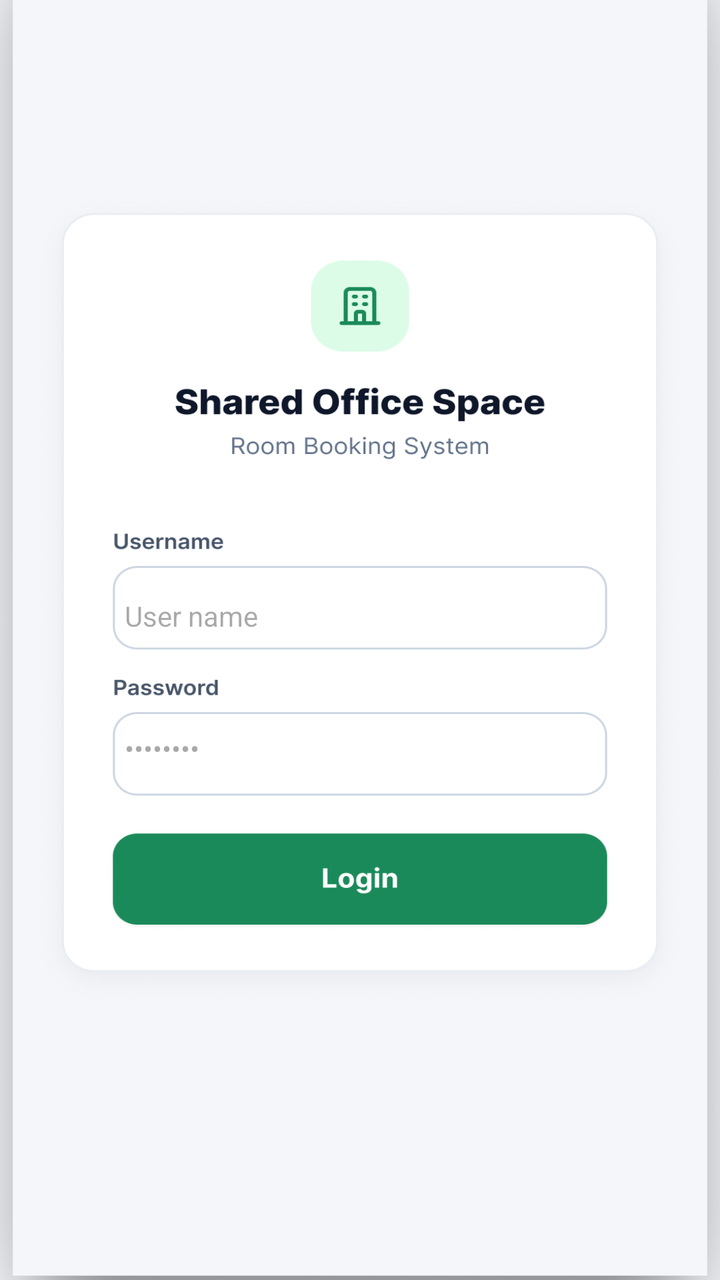
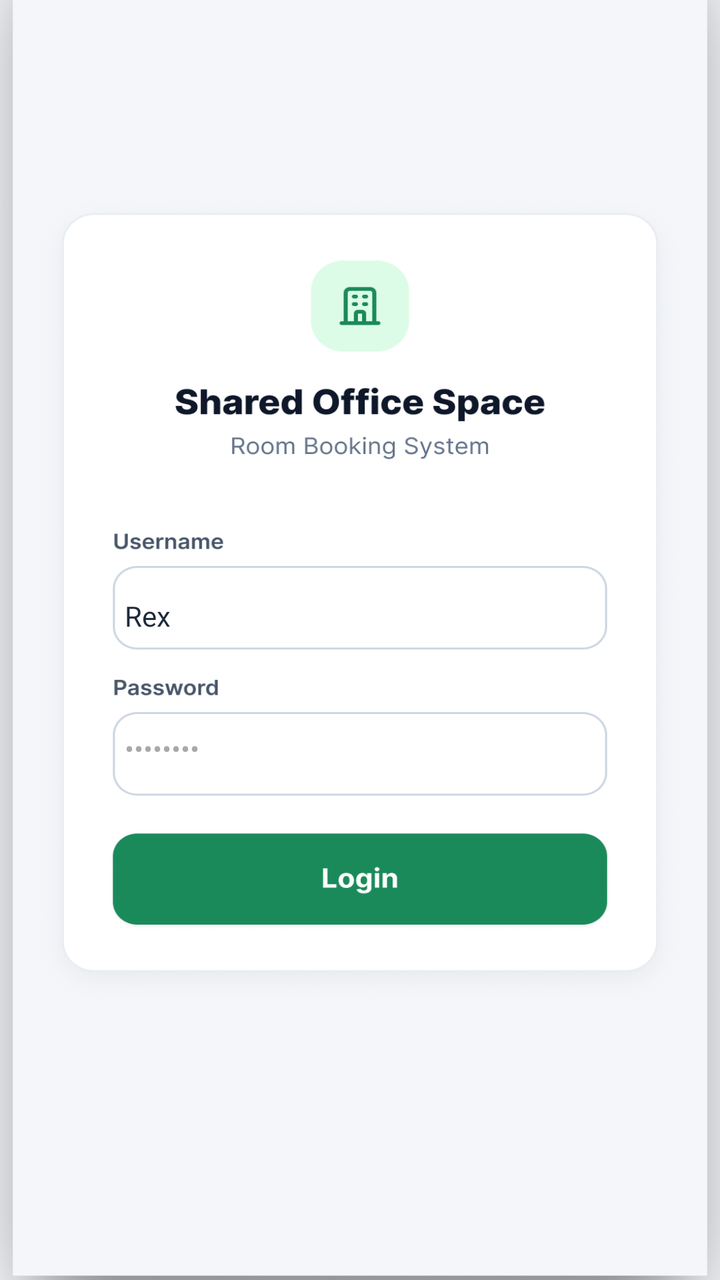

Before-and-after screenshots of an Android layout around one commit, followed by the original layout XML and the change that was made.
<!-- AndroidManifest.xml: application theme Theme.SharedOfficeBookingApp -->
<!-- res/layout/activity_main.xml -->
<?xml version="1.0" encoding="utf-8"?>
<androidx.constraintlayout.widget.ConstraintLayout xmlns:android="http://schemas.android.com/apk/res/android"
    xmlns:app="http://schemas.android.com/apk/res-auto"
    android:layout_width="match_parent"
    android:layout_height="match_parent"
    android:background="#F4F6F9">

    <ImageView
        android:id="@+id/ivBgLogin"
        android:layout_width="0dp"
        android:layout_height="0dp"
        android:scaleType="fitXY"
        android:scaleX="1.18"
        android:scaleY="1.18"
        android:src="@drawable/login"
        app:layout_constraintBottom_toBottomOf="parent"
        app:layout_constraintEnd_toEndOf="parent"
        app:layout_constraintStart_toStartOf="parent"
        app:layout_constraintTop_toTopOf="parent" />

    
    <EditText
        android:id="@+id/etUsername"
        android:layout_width="0dp"
        android:layout_height="0dp"
        android:background="@android:color/transparent"
        android:gravity="center_vertical"
        android:hint="User name"
        android:inputType="text"
        android:paddingStart="12dp"
        android:paddingEnd="12dp"
        android:textColor="#1E293B"
        android:textSize="14sp"
        app:layout_constraintBottom_toBottomOf="parent"
        app:layout_constraintEnd_toEndOf="parent"
        app:layout_constraintHeight_percent="0.055"
        app:layout_constraintStart_toStartOf="parent"
        app:layout_constraintTop_toTopOf="parent"
        app:layout_constraintVertical_bias="0.48"
        app:layout_constraintWidth_percent="0.72" />

    
    <EditText
        android:id="@+id/etPassword"
        android:layout_width="0dp"
        android:layout_height="0dp"
        android:background="@android:color/transparent"
        android:gravity="center_vertical"
        android:hint="••••••••"
        android:inputType="textPassword"
        android:paddingStart="12dp"
        android:paddingEnd="12dp"
        android:textColor="#1E293B"
        android:textSize="14sp"
        app:layout_constraintBottom_toBottomOf="parent"
        app:layout_constraintEnd_toEndOf="parent"
        app:layout_constraintHeight_percent="0.055"
        app:layout_constraintStart_toStartOf="parent"
        app:layout_constraintTop_toTopOf="parent"
        app:layout_constraintVertical_bias="0.59"
        app:layout_constraintWidth_percent="0.72" />

    
    <Button
        android:id="@+id/btnLogin"
        android:layout_width="0dp"
        android:layout_height="0dp"
        android:background="@android:color/transparent"
        app:layout_constraintBottom_toBottomOf="parent"
        app:layout_constraintEnd_toEndOf="parent"
        app:layout_constraintHeight_percent="0.062"
        app:layout_constraintStart_toStartOf="parent"
        app:layout_constraintTop_toTopOf="parent"
        app:layout_constraintVertical_bias="0.692"
        app:layout_constraintWidth_percent="0.72" />

</androidx.constraintlayout.widget.ConstraintLayout>
<!-- resources referenced by this layout -->
<resources>
  <!-- drawable login: png bitmap (drawable, 764617 bytes) -->
  <style name="Theme.SharedOfficeBookingApp" parent="Base.Theme.SharedOfficeBookingApp" />
  <style name="Base.Theme.SharedOfficeBookingApp" parent="Theme.Material3.DayNight.NoActionBar">
          
          
      </style>
</resources>

<!-- the commit's change to res/layout/activity_main.xml (unified diff, before → after) -->
@@ -26,6 +26,7 @@
         android:background="@android:color/transparent"
         android:gravity="center_vertical"
         android:hint="User name"
+        android:text="Rex"
         android:inputType="text"
         android:paddingStart="12dp"
         android:paddingEnd="12dp"
